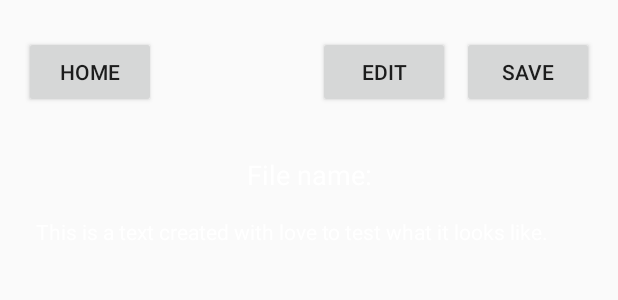
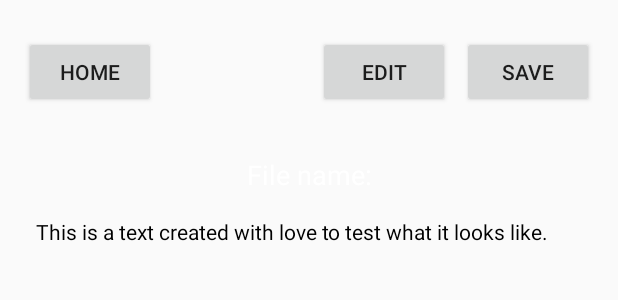
Before and after one commit to vitabr/Ottie, an Android app: the layout activity_ready_text.xml on its own in the app's theme, with its tools: preview values and no code run, on a phone screen of 412 x 824 dp. Shown: the top 300 px of the screen. Run offline under Robolectric (Android 15) with nearby library versions, the phone set to English and light mode, and no system bars.

Commit message:
Merge branch 'sasha'

```diff
--- a/app/src/main/AndroidManifest.xml
+++ b/app/src/main/AndroidManifest.xml
@@ -14,7 +14,7 @@
         android:supportsRtl="true"
         android:theme="@style/AppTheme"
         >
-        <activity android:name=".activities.TextReadyActivity"
+        <activity android:name=".activities.SplashActivity"
             android:screenOrientation="portrait"
             android:theme="@style/Theme.AppCompat.NoActionBar">
             <intent-filter>
@@ -32,7 +32,7 @@
             android:screenOrientation="portrait"/>
         <activity android:name=".activities.TextRecognitionActivity"
             android:screenOrientation="portrait"/>
-        <activity android:name=".activities.SplashActivity"
+        <activity android:name=".activities.TextReadyActivity"
             android:screenOrientation="portrait"/>
 
         <meta-data
--- a/app/src/main/java/restforyou/com/tofsologia/activities/TextReadyActivity.java
+++ b/app/src/main/java/restforyou/com/tofsologia/activities/TextReadyActivity.java
@@ -1,11 +1,9 @@
 package restforyou.com.tofsologia.activities;
 
-import android.app.Activity;
 import android.content.Context;
 import android.content.Intent;
+import android.os.Bundle;
 import android.support.v7.app.AppCompatActivity;
-import android.os.Bundle;
-import android.util.Log;
 import android.view.View;
 import android.view.inputmethod.InputMethodManager;
 import android.widget.EditText;
--- a/app/src/main/res/layout/activity_ready_text.xml
+++ b/app/src/main/res/layout/activity_ready_text.xml
@@ -60,7 +60,7 @@
         android:layout_marginTop="16dp"
         android:layout_marginEnd="24dp"
         android:layout_marginBottom="16dp"
-        android:textColor="@android:color/white"
+        android:textColor="@android:color/black"
         android:visibility="visible"
         app:layout_constraintBottom_toBottomOf="parent"
         app:layout_constraintEnd_toEndOf="parent"
```
Also changed, not shown: app/src/main/java/restforyou/com/tofsologia/activities/TextRecognitionActivity.java (+14 -7 lines), app/src/main/java/restforyou/com/tofsologia/model/Record.java (+8 -1 lines).
